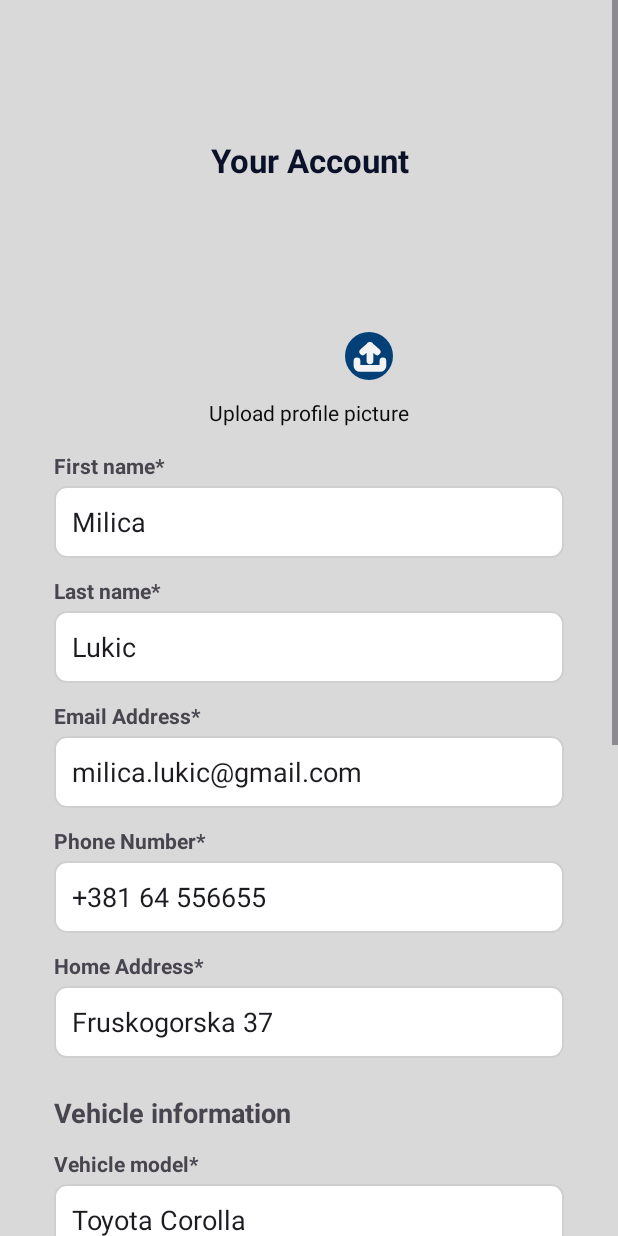
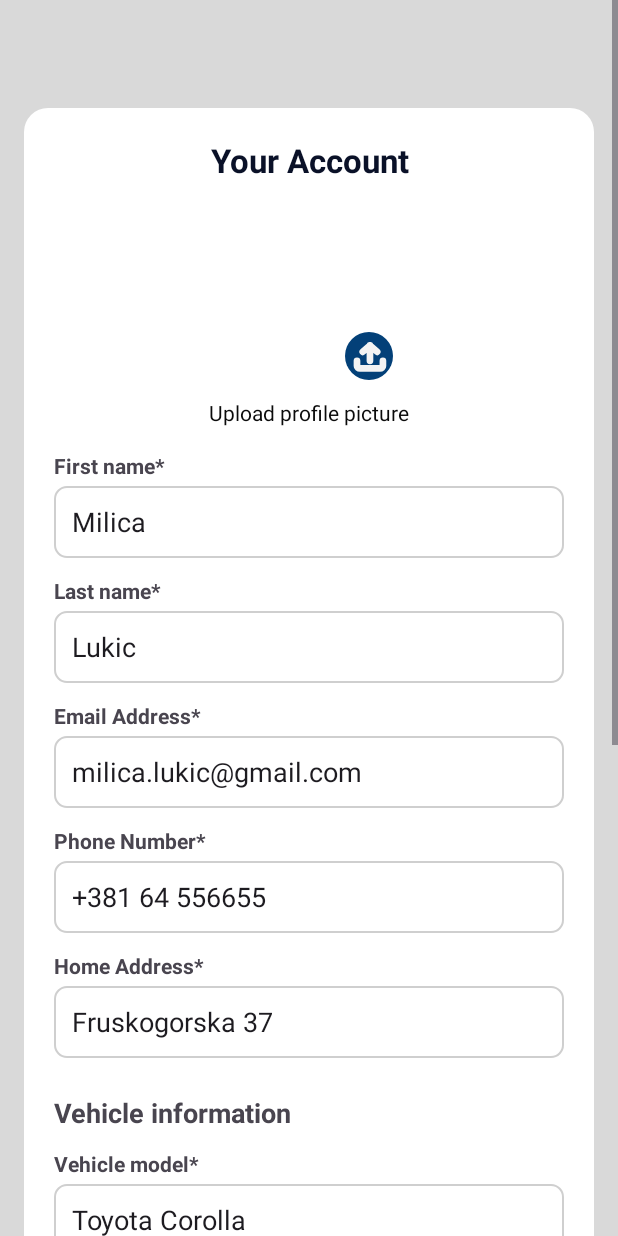
Before and after one commit to kzi-nastava/mrs-team13-Nuvola, an Android app: the ProfileActivity screen opened directly, with no data from a screen before it, on a phone screen of 412 x 824 dp. Run offline under Robolectric (Android 15) with nearby library versions, the phone set to English and light mode, and no system bars.

Commit message:
Add profile card

```diff
--- a/android/app/src/main/res/drawable/bg_profile_card.xml
+++ b/android/app/src/main/res/drawable/bg_profile_card.xml
@@ -1,4 +1,5 @@
 <?xml version="1.0" encoding="utf-8"?>
 <shape xmlns:android="http://schemas.android.com/apk/res/android">
-
+    <solid android:color="@android:color/white" />
+    <corners android:radius="16dp" />
 </shape>
```
